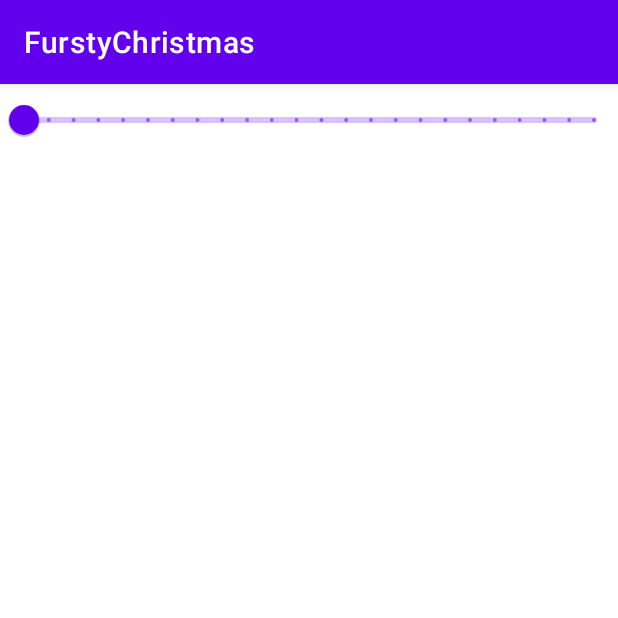
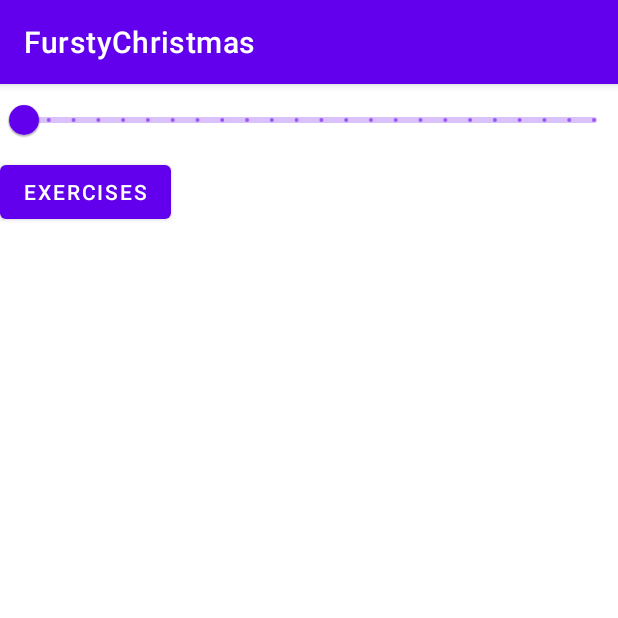
Before and after one commit to Tosaa/FurstyChristmas, an Android app: the screen it shows after launch (MainActivity), on a phone screen of 412 x 824 dp, the top half of it. Run offline under Robolectric (Android 15) with nearby library versions, the phone set to English and light mode, and no system bars; our stand-ins replace data binding; 1 statement that could not run was skipped.

Commit message:
add Exercise preview

```diff
--- a/app/src/main/java/com/example/furstychrismas/koin/ChristmasModule.kt
+++ b/app/src/main/java/com/example/furstychrismas/koin/ChristmasModule.kt
@@ -1,7 +1,7 @@
 package com.example.furstychrismas.koin
 
 import com.example.furstychrismas.repository.DayRepository
-import com.example.furstychrismas.screen.day.ExerciseViewModel
+import com.example.furstychrismas.screen.day.WorkoutViewModel
 import com.example.furstychrismas.screen.overview.CardViewModel
 import org.koin.androidx.viewmodel.dsl.viewModel
 import org.koin.dsl.module
@@ -11,7 +11,7 @@ val myModule = module {
     single { DayRepository() }
 
     viewModel { (day: Int) ->
-        ExerciseViewModel(
+        WorkoutViewModel(
             day, get()
         )
     }
--- a/app/src/main/java/com/example/furstychrismas/model/Exercise.kt
+++ b/app/src/main/java/com/example/furstychrismas/model/Exercise.kt
@@ -3,7 +3,7 @@ package com.example.furstychrismas.model
 enum class Exercise(
     val exerciseName: String,
     val muscles: List<Muscle>,
-    val description: String = ""
+    val description: String = "Lorem ipsum dolor sit amet, consetetur sadipscing elitr, sed diam nonumy eirmod tempor invidunt ut labore et dolore magna aliquyam erat, sed diam voluptua. At vero eos et accusam et justo duo dolores et ea rebum. Stet clita kasd gubergren, no sea takimata sanctus est Lorem ipsum dolor sit amet. Lorem ipsum dolor sit amet, consetetur sadipscing elitr, sed diam nonumy eirmod tempor invidunt ut labore et dolore magna aliquyam erat, sed diam voluptua. At vero eos et accusam et justo duo dolores et ea rebum. Stet clita kasd gubergren, no sea takimata sanctus est Lorem ipsum dolor sit amet."
 ) {
     PUSHUP("push up", listOf(Muscle.ARM, Muscle.CHEST)),
     PUSHUP_ONE_SIDED("push up with one hand up", listOf(Muscle.ARM, Muscle.CHEST)),
--- a/app/src/main/java/com/example/furstychrismas/screen/day/ExerciseViewModel.kt
+++ b/app/src/main/java/com/example/furstychrismas/screen/day/WorkoutViewModel.kt
@@ -4,7 +4,7 @@ import androidx.lifecycle.ViewModel
 import com.example.furstychrismas.model.Muscle
 import com.example.furstychrismas.repository.DayRepository
 
-class ExerciseViewModel(number: Int, dayRepository: DayRepository) : ViewModel() {
+class WorkoutViewModel(number: Int, dayRepository: DayRepository) : ViewModel() {
 
 
     private val workout = dayRepository.getWorkoutOfDay(number + 1)
--- a/app/src/main/java/com/example/furstychrismas/screen/overview/CardAdapter.kt
+++ b/app/src/main/java/com/example/furstychrismas/screen/overview/CardAdapter.kt
@@ -39,7 +39,7 @@ class CardAdapter(
         if (card.isAvailable) {
             holder.binding.button.setOnClickListener {
                 val action =
-                    CardsOverviewFragmentDirections.actionCardsOverviewFragmentToExersicePreview(
+                    CardsOverviewFragmentDirections.overviewWorkoutPreview(
                         position
                     )
                 navigationController.navigate(action)
--- a/app/src/main/java/com/example/furstychrismas/screen/overview/CardsOverviewFragment.kt
+++ b/app/src/main/java/com/example/furstychrismas/screen/overview/CardsOverviewFragment.kt
@@ -9,15 +9,15 @@ import androidx.fragment.app.viewModels
 import androidx.lifecycle.observe
 import androidx.navigation.fragment.findNavController
 import androidx.recyclerview.widget.GridLayoutManager
-import com.example.furstychrismas.databinding.FragmentCardsOverviewBinding
+import com.example.furstychrismas.databinding.FragmentCardsOverviewFragmentBinding
 
 class CardsOverviewFragment : Fragment() {
 
-    private lateinit var binding: FragmentCardsOverviewBinding
+    private lateinit var binding: FragmentCardsOverviewFragmentBinding
     private val cardViewModel: CardViewModel by viewModels()
     override fun onCreate(savedInstanceState: Bundle?) {
         super.onCreate(savedInstanceState)
-        binding = FragmentCardsOverviewBinding.inflate(layoutInflater)
+        binding = FragmentCardsOverviewFragmentBinding.inflate(layoutInflater)
     }
 
     override fun onCreateView(
@@ -35,6 +35,9 @@ class CardsOverviewFragment : Fragment() {
                 value.toInt()
             )
         }
+        binding.exercisesButton.setOnClickListener {
+            findNavController().navigate(CardsOverviewFragmentDirections.overviewExerciseOverview())
+        }
         return binding.root
     }
 }
--- a/app/src/main/res/layout/fragment_cards_overview.xml
+++ b/app/src/main/res/layout/fragment_cards_overview_fragment.xml
@@ -9,6 +9,7 @@
     <LinearLayout
         android:layout_width="match_parent"
         android:layout_height="match_parent"
+        android:layout_margin="@dimen/main_margin"
         android:orientation="vertical"
         tools:context=".screen.overview.CardsOverviewFragment">
 
@@ -28,5 +29,11 @@
             android:value="1"
             android:valueFrom="1"
             android:valueTo="24" />
+
+        <com.google.android.material.button.MaterialButton
+            android:id="@+id/exercises_button"
+            android:layout_width="wrap_content"
+            android:layout_height="wrap_content"
+            android:text="Exercises" />
     </LinearLayout>
 </layout>
--- a/app/src/main/res/navigation/nav_graph.xml
+++ b/app/src/main/res/navigation/nav_graph.xml
@@ -14,18 +14,37 @@
         android:id="@+id/cardsOverviewFragment"
         android:name="com.example.furstychrismas.screen.overview.CardsOverviewFragment"
         android:label="fragment_cards_overview"
-        tools:layout="@layout/fragment_cards_overview" >
+        tools:layout="@layout/fragment_cards_overview_fragment">
         <action
-            android:id="@+id/action_cardsOverviewFragment_to_exersicePreview"
-            app:destination="@id/exersicePreview" />
+            android:id="@+id/overview_workout_preview"
+            app:destination="@id/workoutPreview" />
+        <action
+            android:id="@+id/overview_exercise_overview"
+            app:destination="@id/exerciseOverview" />
     </fragment>
     <fragment
-        android:id="@+id/exersicePreview"
-        android:name="com.example.furstychrismas.screen.day.ExercisePreview"
-        android:label="exersice_preview_fragment"
-        tools:layout="@layout/exercise_preview_fragment" >
+        android:id="@+id/workoutPreview"
+        android:name="com.example.furstychrismas.screen.day.WorkoutPreview"
+        android:label="workout_preview_fragment"
+        tools:layout="@layout/workout_preview_fragment">
         <argument
             android:name="day"
             app:argType="integer" />
     </fragment>
+    <fragment
+        android:id="@+id/exerciseOverview"
+        android:name="com.example.furstychrismas.screen.exercise.ExerciseOverview"
+        android:label="ExerciseOverview">
+        <action
+            android:id="@+id/exercisePreview"
+            app:destination="@id/exercisePreview" />
+    </fragment>
+    <fragment
+        android:id="@+id/exercisePreview"
+        android:name="com.example.furstychrismas.screen.exercise.ExercisePreview"
+        android:label="ExercisePreview">
+        <argument
+            android:name="exercise"
+            app:argType="com.example.furstychrismas.model.Exercise" />
+    </fragment>
 </navigation>
--- /dev/null
+++ b/app/src/main/res/values/dimens.xml
@@ -0,0 +1,4 @@
+<?xml version="1.0" encoding="utf-8"?>
+<resources>
+    <dimen name="main_margin">10dp</dimen>
+</resources>
--- a/app/src/main/res/values/strings.xml
+++ b/app/src/main/res/values/strings.xml
@@ -2,4 +2,6 @@
     <string name="app_name">FurstyChristmas</string>
     <!-- TODO: Remove or change this placeholder text -->
     <string name="hello_blank_fragment">Hello blank fragment</string>
+
+    <string name="lorem_ipsum">Lorem ipsum dolor sit amet, consetetur sadipscing elitr, sed diam nonumy eirmod tempor invidunt ut labore et dolore magna aliquyam erat, sed diam voluptua. At vero eos et accusam et justo duo dolores et ea rebum. Stet clita kasd gubergren, no sea takimata sanctus est Lorem ipsum dolor sit amet. Lorem ipsum dolor sit amet, consetetur sadipscing elitr, sed diam nonumy eirmod tempor invidunt ut labore et dolore magna aliquyam erat, sed diam voluptua. At vero eos et accusam et justo duo dolores et ea rebum. Stet clita kasd gubergren, no sea takimata sanctus est Lorem ipsum dolor sit amet.</string>
 </resources>
```
Also changed, not shown: app/src/main/java/com/example/furstychrismas/screen/day/WorkoutAdapter.kt (renamed from app/src/main/java/com/example/furstychrismas/screen/day/ExerciseAdapter.kt, +3 -5 lines), app/src/main/java/com/example/furstychrismas/screen/day/WorkoutPreview.kt (renamed from app/src/main/java/com/example/furstychrismas/screen/day/ExercisePreview.kt, +7 -7 lines), app/src/main/java/com/example/furstychrismas/screen/exercise/ExerciseAdapter.kt (added, +41 -0 lines), app/src/main/java/com/example/furstychrismas/screen/exercise/ExerciseOverview.kt (added, +29 -0 lines), app/src/main/java/com/example/furstychrismas/screen/exercise/ExercisePreview.kt (added, +31 -0 lines), app/src/main/res/layout/exercise_list_fragment.xml (added, +19 -0 lines), app/src/main/res/layout/exercise_overview_item.xml (added, +41 -0 lines), app/src/main/res/layout/exercise_preview_fragment.xml (+15 -29 lines), app/src/main/res/layout/workout_preview_fragment.xml (added, +59 -0 lines).
